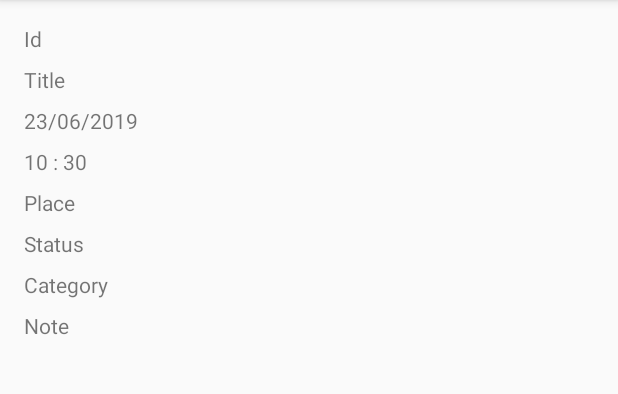
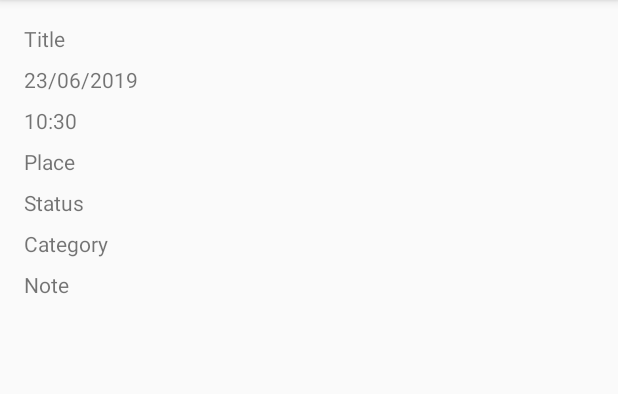
Before and after one commit to samueleevangelisti/RemindMe, an Android app: the TaskInfoActivity screen opened directly, with no data from a screen before it, on a phone screen of 412 x 824 dp, the part 84-478 px from its top. Run offline under Robolectric (Android 15) with nearby library versions, the phone set to English and light mode, and no system bars; 5 statements that could not run were skipped.

```diff
--- a/app/src/main/java/com/samueva/remindme/TaskInfoActivity.java
+++ b/app/src/main/java/com/samueva/remindme/TaskInfoActivity.java
@@ -8,7 +8,7 @@ import java.util.Calendar;
 
 public class TaskInfoActivity extends AppCompatActivity {
 
-    Task task;
+    private Task task;
     private static Calendar calendar;
 
     @Override
@@ -20,17 +20,15 @@ public class TaskInfoActivity extends AppCompatActivity {
         this.calendar = Calendar.getInstance();
         this.calendar.set(this.task.getYear(), this.task.getMonth(), this.task.getDayOfMonth(), this.task.getHourOfDay(), this.task.getMinute());
 
-        TextView taskId = (TextView) findViewById(R.id.task_info_id);
         TextView taskTitle = (TextView) findViewById(R.id.task_info_title);
         TextView taskDate = (TextView) findViewById(R.id.task_info_date);
         TextView taskTime = (TextView) findViewById(R.id.task_info_time);
         TextView taskPlace = (TextView) findViewById(R.id.task_info_place);
         TextView taskStatus = (TextView) findViewById(R.id.task_info_status);
 
-        taskId.setText(String.valueOf(this.task.getId()));
         taskTitle.setText(this.task.getTitle());
         taskDate.setText(String.format("%1$td/%1$tm/%1$tY", this.calendar));
-        taskTime.setText(String.format("%1$tH : %1$tM", this.calendar));
+        taskTime.setText(String.format("%1$tH:%1$tM", this.calendar));
         taskPlace.setText(this.task.getPlace());
         taskStatus.setText(this.task.getStatus());
     }
--- a/app/src/main/java/com/samueva/remindme/TaskRecyclerAdapter.java
+++ b/app/src/main/java/com/samueva/remindme/TaskRecyclerAdapter.java
@@ -94,7 +94,7 @@ public class TaskRecyclerAdapter extends RecyclerView.Adapter<TaskRecyclerAdapte
         });
         this.calendar.set(this.tasks.get(i).getYear(), this.tasks.get(i).getMonth(), this.tasks.get(i).getDayOfMonth(), this.tasks.get(i).getHourOfDay(), this.tasks.get(i).getMinute());
         viewHolder.itemDate.setText(String.format("%1$td/%1$tm/%1$tY", this.calendar));
-        viewHolder.itemTime.setText(String.format("%1$tH : %1$tM", this.calendar));
+        viewHolder.itemTime.setText(String.format("%1$tH:%1$tM", this.calendar));
         viewHolder.itemTitle.setText(this.tasks.get(i).getTitle());
         viewHolder.itemPlace.setText(this.tasks.get(i).getPlace());
         viewHolder.itemStatus.setText(this.tasks.get(i).getStatus());
--- a/app/src/main/res/layout/activity_task_info.xml
+++ b/app/src/main/res/layout/activity_task_info.xml
@@ -7,24 +7,14 @@
     tools:context=".TaskInfoActivity">
 
     <TextView
-        android:id="@+id/task_info_id"
+        android:id="@+id/task_info_title"
         android:layout_width="wrap_content"
         android:layout_height="wrap_content"
         android:layout_marginStart="16dp"
         android:layout_marginTop="16dp"
-        android:text="@string/id"
+        android:text="@string/title"
         app:layout_constraintStart_toStartOf="parent"
         app:layout_constraintTop_toTopOf="parent" />
-
-    <TextView
-        android:id="@+id/task_info_title"
-        android:layout_width="wrap_content"
-        android:layout_height="wrap_content"
-        android:layout_marginStart="16dp"
-        android:layout_marginTop="8dp"
-        android:text="@string/title"
-        app:layout_constraintStart_toStartOf="parent"
-        app:layout_constraintTop_toBottomOf="@+id/task_info_id" />
 
     <TextView
         android:id="@+id/task_info_date"
```
